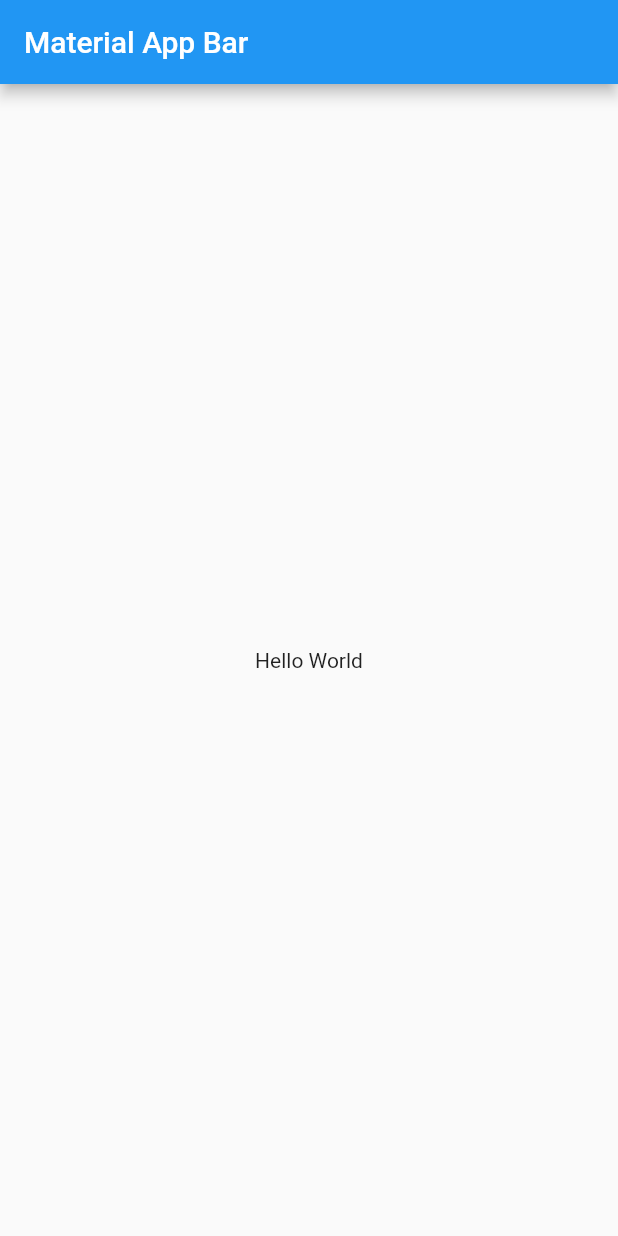
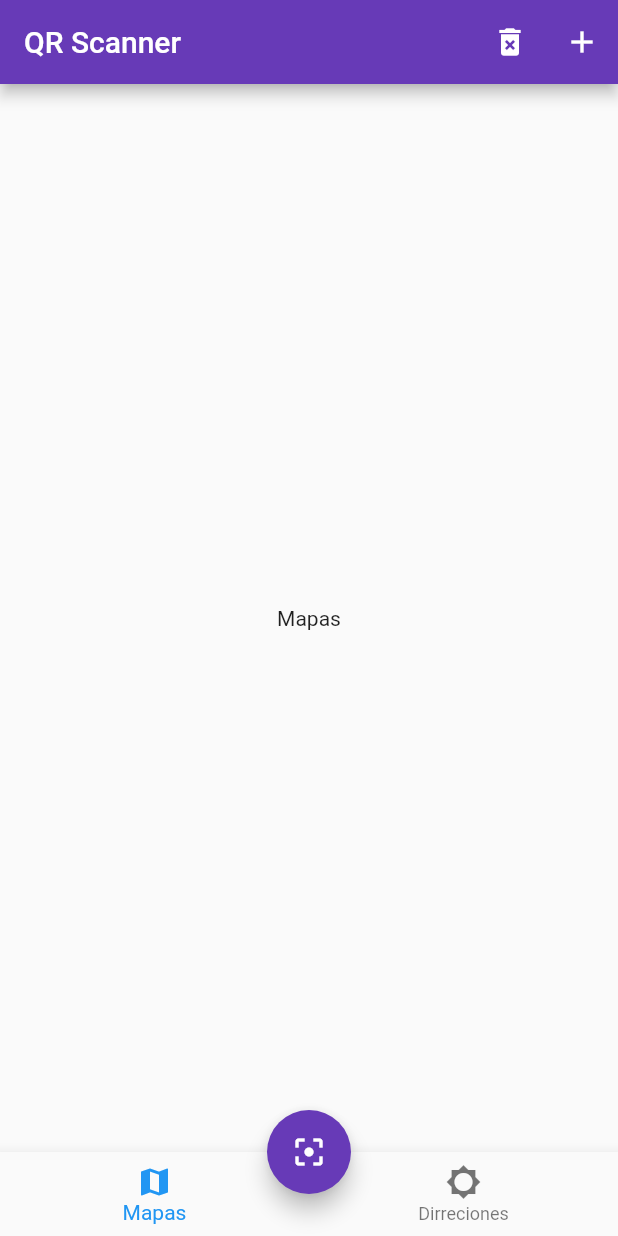
Before and after one commit to velascoandres/flutter-qr-code-lector, a Flutter app: the screen it shows after launch, on a phone screen of 412 x 824 dp. Run offline on Flutter 3.47's test engine with Material 2 defaults, Android fonts, the phone set to English and light mode, and no system bars; missing offline and left inert: barcode_scan.

Commit message:
leer codigos qr

```diff
--- a/lib/main.dart
+++ b/lib/main.dart
@@ -1,4 +1,5 @@
 import 'package:flutter/material.dart';
+import 'package:qr_code_lector/src/pages/home_page.dart';
 
 void main() => runApp(MyApp());
 
@@ -6,16 +7,14 @@ class MyApp extends StatelessWidget {
   @override
   Widget build(BuildContext context) {
     return MaterialApp(
-      title: 'Material App',
-      home: Scaffold(
-        appBar: AppBar(
-          title: Text('Material App Bar'),
-        ),
-        body: Center(
-          child: Container(
-            child: Text('Hello World'),
-          ),
-        ),
+      debugShowCheckedModeBanner: false,
+      title: 'QRReader',
+      initialRoute: 'home',
+      routes: {
+        'home': (BuildContext context) => HomePage(),
+      },
+      theme: ThemeData(
+        primaryColor: Colors.deepPurple,
       ),
     );
   }
--- /dev/null
+++ b/lib/src/pages/direcciones_page.dart
@@ -0,0 +1,12 @@
+import 'package:flutter/material.dart';
+
+class DireccionesPage extends StatelessWidget {
+  const DireccionesPage({Key key}) : super(key: key);
+
+  @override
+  Widget build(BuildContext context) {
+    return Center(
+      child: Text('Direcciones'),
+    );
+  }
+}
--- /dev/null
+++ b/lib/src/pages/home_page.dart
@@ -0,0 +1,94 @@
+import 'package:flutter/material.dart';
+import 'package:qr_code_lector/src/pages/mapas_page.dart';
+import 'package:barcode_scan/barcode_scan.dart';
+
+import 'direcciones_page.dart';
+
+class HomePage extends StatefulWidget {
+  HomePage({Key key}) : super(key: key);
+
+  @override
+  _HomePageState createState() => _HomePageState();
+}
+
+class _HomePageState extends State<HomePage> {
+  int paginaActual = 0;
+
+  @override
+  Widget build(BuildContext context) {
+    return Scaffold(
+      appBar: AppBar(
+        title: Text('QR Scanner'),
+        actions: [
+          IconButton(
+            icon: Icon(Icons.delete_forever),
+            onPressed: () {},
+          ),
+          IconButton(
+            icon: Icon(Icons.add),
+            onPressed: () {},
+          ),
+        ],
+      ),
+      body: Center(
+        child: _callPage(paginaActual),
+      ),
+      bottomNavigationBar: _crearBottomNavigationBar(),
+      floatingActionButtonLocation: FloatingActionButtonLocation.centerDocked,
+      floatingActionButton: FloatingActionButton(
+        child: Icon(Icons.filter_center_focus),
+        onPressed: _scanQR,
+        backgroundColor: Theme.of(context).primaryColor,
+      ),
+    );
+  }
+
+  Widget _callPage(int paginaActual) {
+    switch (paginaActual) {
+      case 0:
+        return MapasPage();
+      case 1:
+        return DireccionesPage();
+      default:
+        return MapasPage();
+    }
+  }
+
+  Widget _crearBottomNavigationBar() {
+    return BottomNavigationBar(
+      currentIndex: paginaActual,
+      onTap: (index) {
+        paginaActual = index;
+        setState(() {});
+      },
+      items: [
+        BottomNavigationBarItem(
+          icon: Icon(
+            Icons.map,
+          ),
+          label: 'Mapas',
+        ),
+        BottomNavigationBarItem(
+          icon: Icon(
+            Icons.brightness_5,
+          ),
+          label: 'Dirreciones',
+        ),
+      ],
+    );
+  }
+
+  _scanQR() async {
+    // https://github.com/
+    // geo:40.2323, -73.131231
+    ScanResult resultado;
+    String futureString = '';
+    try {
+      resultado = await BarcodeScanner.scan();
+      futureString = resultado.rawContent;
+    } catch (e) {
+      futureString = e.toString();
+    }
+    print(futureString);
+  }
+}
--- /dev/null
+++ b/lib/src/pages/mapas_page.dart
@@ -0,0 +1,12 @@
+import 'package:flutter/material.dart';
+
+class MapasPage extends StatelessWidget {
+  const MapasPage({Key key}) : super(key: key);
+
+  @override
+  Widget build(BuildContext context) {
+    return Center(
+      child: Text('Mapas'),
+    );
+  }
+}
--- a/pubspec.yaml
+++ b/pubspec.yaml
@@ -28,6 +28,8 @@ dependencies:
   # The following adds the Cupertino Icons font to your application.
   # Use with the CupertinoIcons class for iOS style icons.
   cupertino_icons: ^1.0.0
+  barcode_scan: ^3.0.1
+
 
 dev_dependencies:
   flutter_test:
```
Also changed, not shown: pubspec.lock, 4 other files.
